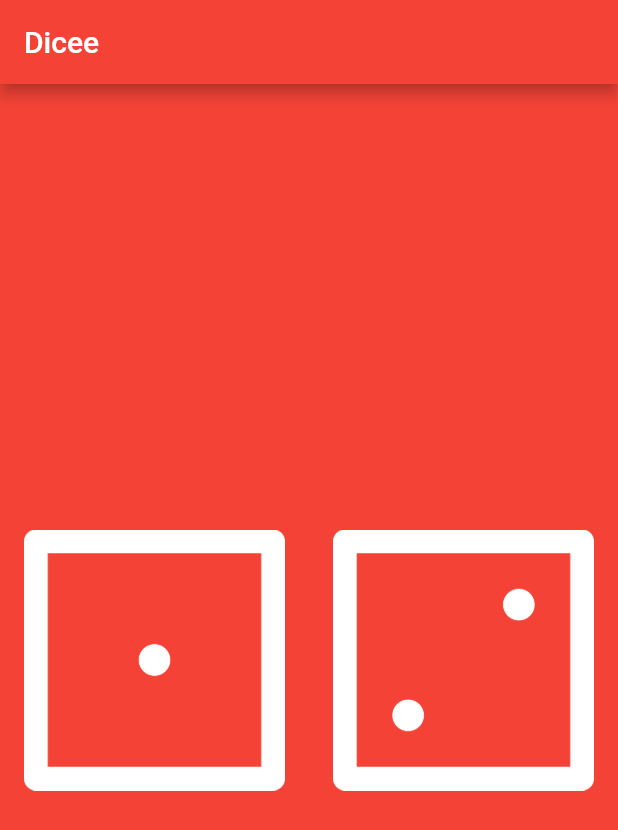
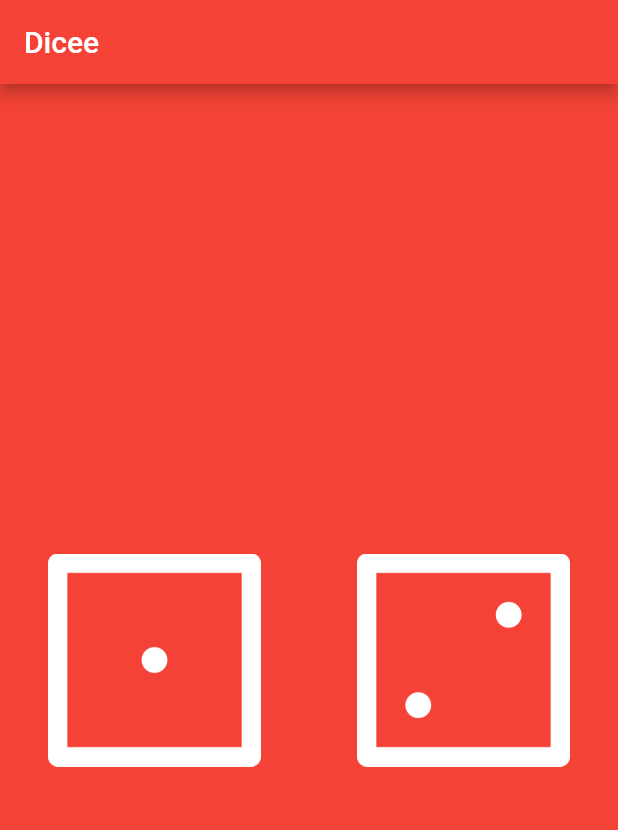
Before and after one commit to misaki-kawaguchi/Dicee, a Flutter app: the screen it shows after launch, on a phone screen of 412 x 824 dp. Shown: the top 830 px of the screen. Run offline on Flutter 3.47's test engine with Material 2 defaults, Android fonts, the phone set to English and light mode, and no system bars.

Commit message:
FlatButton追加

```diff
--- a/lib/main.dart
+++ b/lib/main.dart
@@ -20,19 +20,21 @@ class DicePage extends StatelessWidget {
   Widget build(BuildContext context) {
     return Center(
       child: Row(
-        children:<Widget> [
+        children: <Widget>[
           Expanded(
               child: Padding(
             padding: const EdgeInsets.all(16.0),
+            child: FlatButton(
               child: Image.asset('images/dice1.png'),
-            )
             ),
+          )),
           Expanded(
               child: Padding(
             padding: const EdgeInsets.all(16.0),
+                child: FlatButton(
                   child: Image.asset('images/dice2.png'),
-              )
                 ),
+          )),
         ],
       ),
     );
```
Lines whose indentation alone changed are shown as unchanged.
